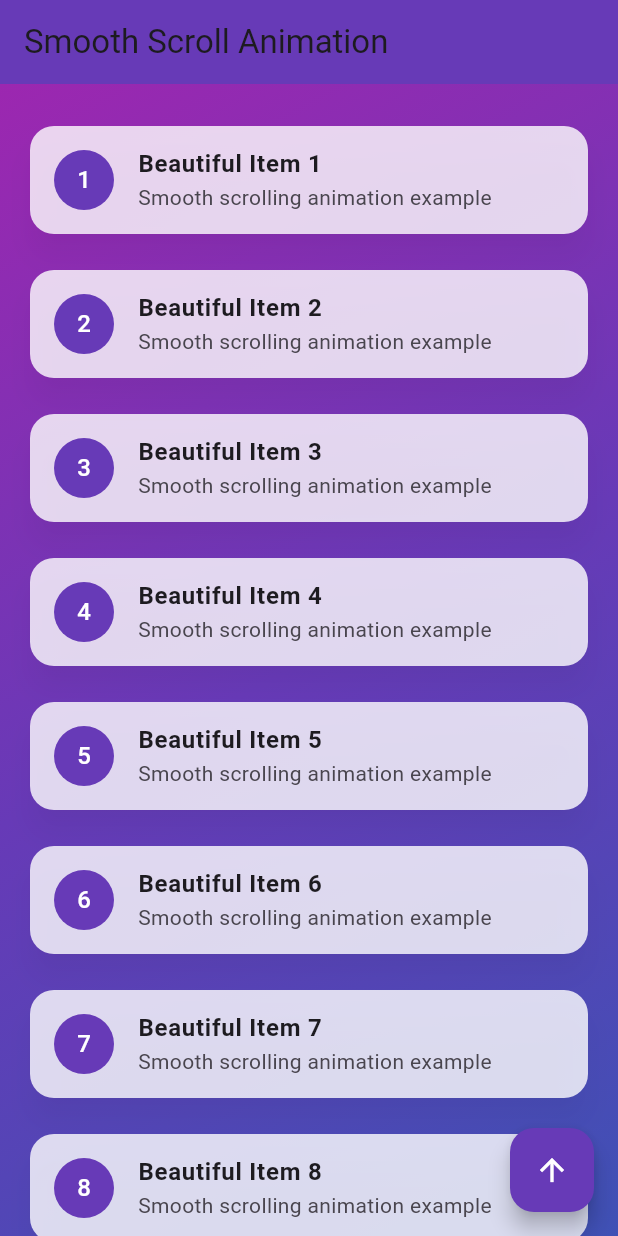
After one commit to sanjaydraws/Flutter-animation-cookbook, a Flutter app: the SmoothScrollExample screen opened directly, on a phone screen of 412 x 824 dp. The commit adds this screen. Run offline on Flutter 3.47's test engine with Material 3 defaults, Android fonts, the phone set to English and light mode, and no system bars; our stand-ins replace confetti, lottie.

```diff
--- /dev/null
+++ b/lib/scrolling_effect/bouncing_box_scroll.dart
@@ -0,0 +1,28 @@
+import 'package:flutter/material.dart';
+
+void main() => runApp(const MyApp());
+
+class MyApp extends StatelessWidget {
+  const MyApp({super.key});
+
+  @override
+  Widget build(BuildContext context) {
+    return const MaterialApp(home: BouncingScrollExample());
+  }
+}
+
+class BouncingScrollExample extends StatelessWidget {
+  const BouncingScrollExample({super.key});
+
+  @override
+  Widget build(BuildContext context) {
+    return Scaffold(
+      appBar: AppBar(title: const Text('Bouncing Scroll Animation')),
+      body: ListView.builder(
+        physics: const BouncingScrollPhysics(),
+        itemCount: 50,
+        itemBuilder: (context, index) => ListTile(title: Text('Item $index')),
+      ),
+    );
+  }
+}
--- /dev/null
+++ b/lib/scrolling_effect/custom_tween_animation.dart
@@ -0,0 +1,48 @@
+import 'package:flutter/material.dart';
+
+void main() => runApp(const MyApp());
+
+class MyApp extends StatelessWidget {
+  const MyApp({super.key});
+
+  @override
+  Widget build(BuildContext context) {
+    return const MaterialApp(home: CustomTweenAnimation());
+  }
+}
+
+class CustomTweenAnimation extends StatefulWidget {
+  const CustomTweenAnimation({super.key});
+
+  @override
+  _CustomTweenAnimationState createState() => _CustomTweenAnimationState();
+}
+
+class _CustomTweenAnimationState extends State<CustomTweenAnimation> with SingleTickerProviderStateMixin {
+  late AnimationController _controller;
+  late Animation<double> _animation;
+
+  @override
+  void initState() {
+    super.initState();
+    _controller = AnimationController(duration: const Duration(seconds: 2), vsync: this);
+    _animation = Tween<double>(begin: 0, end: 100).animate(_controller)..addListener(() {
+      setState(() {});
+    });
+    _controller.forward();
+  }
+
+  @override
+  Widget build(BuildContext context) {
+    return Scaffold(
+      appBar: AppBar(title: const Text('Custom Scroll Animation')),
+      body: Transform.translate(
+        offset: Offset(0, _animation.value),
+        child: ListView.builder(
+          itemCount: 20,
+          itemBuilder: (context, index) => ListTile(title: Text('Item $index')),
+        ),
+      ),
+    );
+  }
+}
--- /dev/null
+++ b/lib/scrolling_effect/smooth_scroll_animation.dart
@@ -0,0 +1,90 @@
+import 'package:flutter/material.dart';
+
+void main() => runApp(const MyApp());
+
+class MyApp extends StatelessWidget {
+  const MyApp({super.key});
+
+  @override
+  Widget build(BuildContext context) {
+    return const MaterialApp(
+      debugShowCheckedModeBanner: false,
+      home: SmoothScrollExample(),
+    );
+  }
+}
+
+class SmoothScrollExample extends StatelessWidget {
+  const SmoothScrollExample({super.key});
+
+  @override
+  Widget build(BuildContext context) {
+    final ScrollController scrollController = ScrollController();
+
+    // Function to scroll to the top
+    void scrollToTop() {
+      scrollController.animateTo(
+        0,
+        duration: const Duration(seconds: 2),
+        curve: Curves.easeInOutCubic,
+      );
+    }
+
+    return Scaffold(
+      appBar: AppBar(
+        title: const Text('Smooth Scroll Animation'),
+        backgroundColor: Colors.deepPurple,
+      ),
+      body: Stack(
+        children: [
+          // Background gradient
+          Container(
+            decoration: const BoxDecoration(
+              gradient: LinearGradient(
+                begin: Alignment.topLeft,
+                end: Alignment.bottomRight,
+                colors: [Colors.purple, Colors.deepPurple, Colors.indigo],
+              ),
+            ),
+          ),
+          // ListView with smooth scrolling
+          ListView.builder(
+            controller: scrollController,
+            itemCount: 50,
+            padding: const EdgeInsets.symmetric(vertical: 16),
+            itemBuilder: (context, index) => Padding(
+              padding: const EdgeInsets.symmetric(horizontal: 16, vertical: 8),
+              child: Card(
+                color: Colors.white.withOpacity(0.8),
+                elevation: 8,
+                shadowColor: Colors.black.withOpacity(0.2),
+                shape: RoundedRectangleBorder(
+                  borderRadius: BorderRadius.circular(16),
+                ),
+                child: ListTile(
+                  leading: CircleAvatar(
+                    backgroundColor: Colors.deepPurple,
+                    child: Text(
+                      '${index + 1}',
+                      style: const TextStyle(color: Colors.white),
+                    ),
+                  ),
+                  title: Text(
+                    'Beautiful Item ${index + 1}',
+                    style: const TextStyle(fontWeight: FontWeight.bold),
+                  ),
+                  subtitle: const Text('Smooth scrolling animation example'),
+                ),
+              ),
+            ),
+          ),
+        ],
+      ),
+      floatingActionButton: FloatingActionButton(
+        onPressed: scrollToTop,
+        backgroundColor: Colors.deepPurple,
+        child: const Icon(Icons.arrow_upward, color: Colors.white),
+      ),
+    );
+  }
+}
```
Also changed, not shown: lib/animation_sample.dart (+10 -0 lines), lib/scrolling_effect/physics_based_scroll_example.dart (added, +65 -0 lines), lib/scrolling_effect/sliver_appbar_example.dart (added, +39 -0 lines), lib/scrolling_effect/snap_scroll_animation.dart (added, +44 -0 lines), lib/tinder_swipe_card.dart (added, +117 -0 lines), 1 other file.
